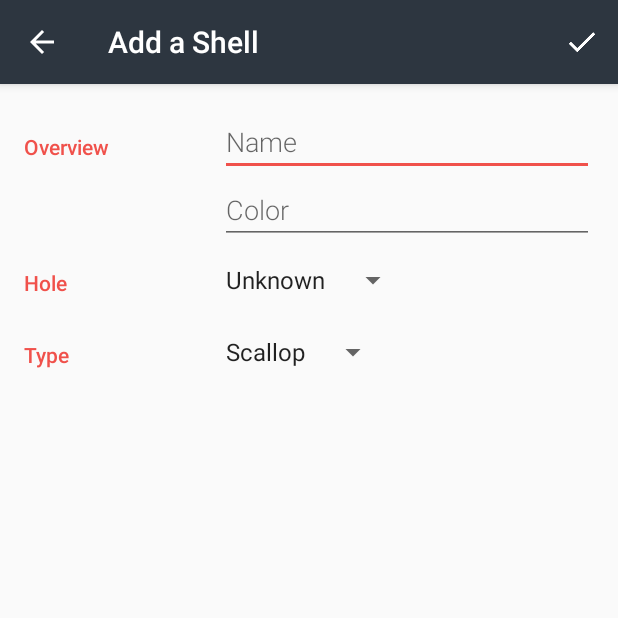
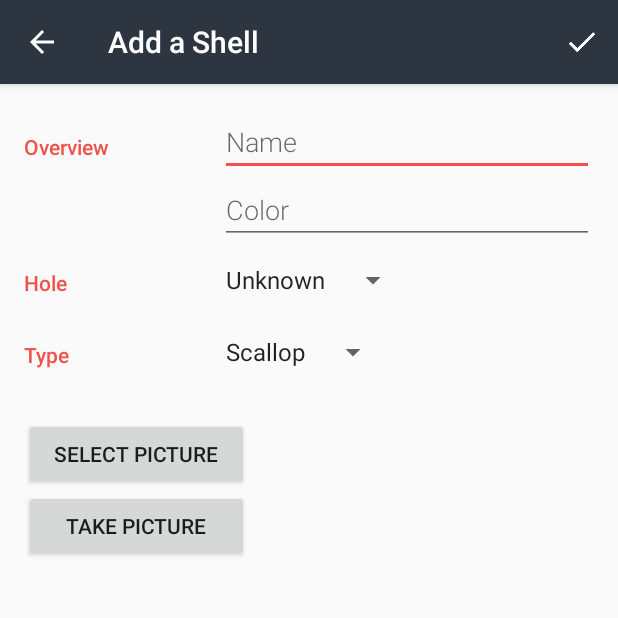
Before and after one commit to paramountgroup/InventoryApp, an Android app: the EditorActivity screen opened directly, with no data from a screen before it, on a phone screen of 412 x 824 dp, the top half of it. Run offline under Robolectric (Android 15) with nearby library versions, the phone set to English and light mode, and no system bars.

Commit message:
Working version added view in activity_editor.xml

```diff
--- a/app/src/main/res/layout/activity_editor.xml
+++ b/app/src/main/res/layout/activity_editor.xml
@@ -113,4 +113,43 @@
         </LinearLayout>
     </LinearLayout>
 
+    <LinearLayout
+        android:layout_width="match_parent"
+        android:layout_height="match_parent"
+        android:layout_marginTop="20dp">
+
+        <LinearLayout
+            android:layout_width="0dp"
+            android:layout_height="match_parent"
+            android:layout_gravity="left"
+            android:layout_weight="1"
+            android:orientation="vertical">
+
+            <Button
+                android:id="@+id/select_picture"
+                android:layout_width="150dp"
+                android:layout_height="wrap_content"
+                android:layout_gravity="left"
+                android:onClick="openImageSelector"
+                android:text="Select picture" />
+
+            <Button
+                android:id="@+id/take_picture"
+                android:layout_width="150dp"
+                android:layout_height="wrap_content"
+                android:layout_gravity="left"
+                android:onClick="takePicture"
+                android:text="Take picture" />
+
+        </LinearLayout>
+
+        <ImageView
+            android:id="@+id/image"
+            android:layout_width="0dp"
+            android:layout_height="match_parent"
+            android:layout_marginBottom="10dp"
+            android:layout_weight="1"
+            android:scaleType="centerCrop" />
+    </LinearLayout>
+
 </LinearLayout>
```
